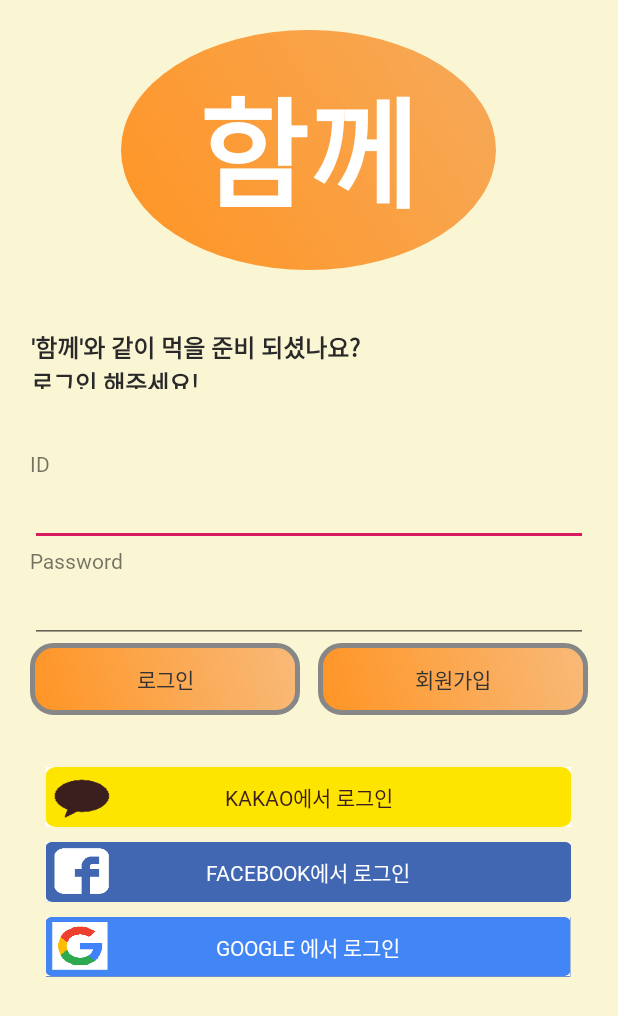
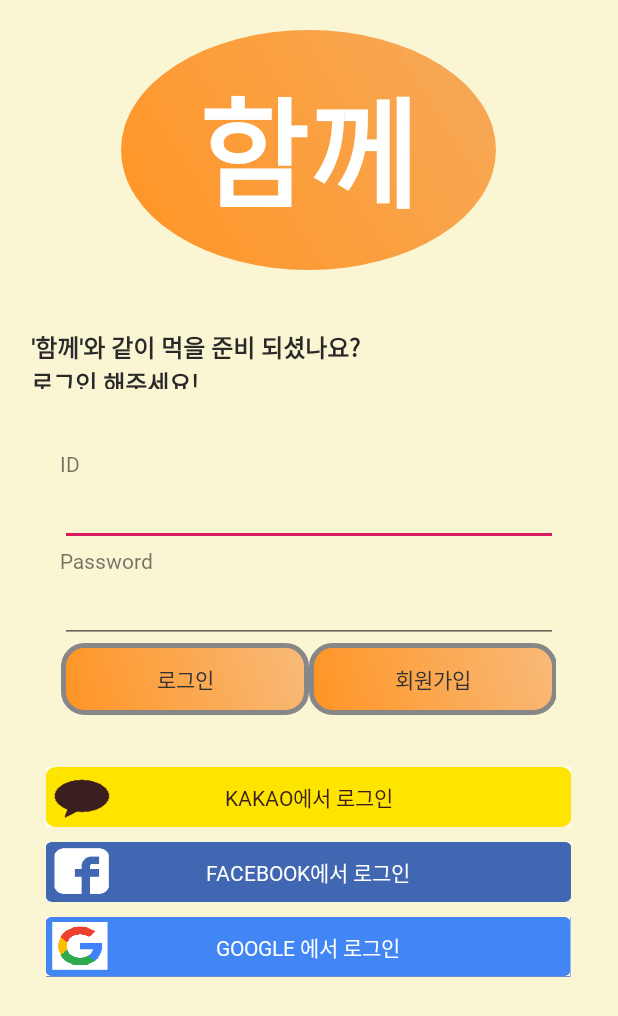
Before and after one commit to kwonjuyeong/mycapston, an Android app: the screen it shows after launch (LoginActivity), on a phone screen of 412 x 824 dp. Shown: the top 1016 px of the screen. Run offline under Robolectric (Android 15) with nearby library versions, the phone set to English and light mode, and no system bars; our stand-ins replace Firebase (no records; nobody signed in at launch, a user with empty details on screens opened directly); libraries missing offline, so code that uses them is left out: com.kakao.sdk; 5 statements that could not run were skipped.

Commit message:
1. 로그인 화면 버튼 잘림 현상 해결 2. 서치뷰 레이아웃 제작, 아이템 뷰

```diff
--- a/app/src/main/res/layout/activity_login.xml
+++ b/app/src/main/res/layout/activity_login.xml
@@ -57,9 +57,9 @@
     <LinearLayout
         android:layout_width="match_parent"
         android:layout_height="wrap_content"
-        android:layout_marginLeft="20dp"
+        android:layout_marginStart="40dp"
         android:layout_marginTop="40dp"
-        android:layout_marginRight="20dp"
+        android:layout_marginEnd="40dp"
         android:orientation="vertical"
         app:layout_constraintBottom_toBottomOf="@id/login_introduce_text"
         >
@@ -93,18 +93,19 @@
 
     <LinearLayout
         android:id="@+id/login_btn_layout"
-        android:layout_width="match_parent"
+        android:layout_width="330dp"
         android:layout_height="wrap_content"
         android:layout_gravity="center"
-        android:layout_marginLeft="20dp"
-        android:layout_marginRight="20dp"
+        android:layout_marginStart="20dp"
+        android:layout_marginEnd="20dp"
+
         android:orientation="horizontal"
         app:layout_constraintBottom_toBottomOf="@id/login_Pw"
         tools:ignore="InvalidId">
 
         <Button
             android:id="@+id/bt_login"
-            android:layout_width="180dp"
+            android:layout_width="165dp"
             android:layout_height="wrap_content"
             android:text="@string/loginbtn"
             android:fontFamily="@font/jalnan"
@@ -112,23 +113,16 @@
             android:textColor="@color/medium_dark_gray"
             android:theme="@style/ButtonStyle" />
 
-        <View
-            android:layout_width="0dp"
-            android:layout_height="0dp"
-            android:layout_weight="1" />
-
         <Button
             android:id="@+id/bt_signup"
-            android:layout_width="180dp"
+            android:layout_width="165dp"
             android:layout_height="wrap_content"
             android:layout_gravity="right"
             android:background="@drawable/signiture_btn"
             android:fontFamily="@font/jalnan"
             android:text="회원가입"
             android:textColor="@color/medium_dark_gray"
-            android:theme="@style/ButtonStyle"
-
-            />
+            android:theme="@style/ButtonStyle" />
     </LinearLayout>
 
     <LinearLayout
--- a/app/src/main/res/layout/right_chat_item.xml
+++ b/app/src/main/res/layout/right_chat_item.xml
@@ -15,10 +15,12 @@
             android:layout_height="match_parent"
             app:layout_constraintEnd_toEndOf="right_chat_profile"
             android:orientation="vertical">
+
             <TextView
                 android:id="@+id/chat_contents"
-                android:layout_width="match_parent"
-                android:layout_height="wrap_content"
+                android:layout_width="wrap_content"
+                android:layout_height="29dp"
+                android:layout_gravity="right"
                 android:layout_marginStart="8dp"
                 android:background="@drawable/renewmychat"
                 android:fontFamily="@font/maru"
--- /dev/null
+++ b/app/src/main/res/values/ids.xml
@@ -0,0 +1,4 @@
+<?xml version="1.0" encoding="utf-8"?>
+<resources>
+    <item name="serch_layout" type="id">serch</item>
+</resources>
```
Also changed, not shown: app/src/main/res/layout/activity_search.xml (added, +104 -0 lines), app/src/main/res/layout/frag_home.xml (+28 -27 lines), app/src/main/res/layout/search_item.xml (added, +15 -0 lines).
